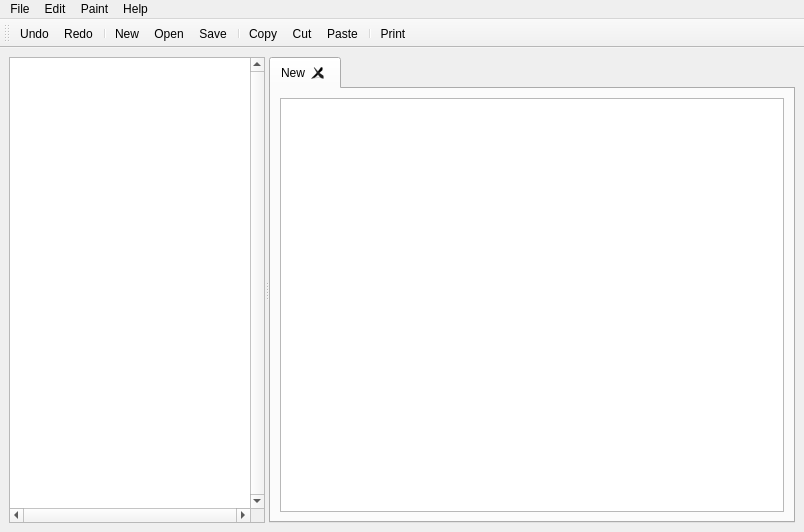
Qt form Notebook.ui (Ahmed-Al-Balochi/Notebook) before a commit.
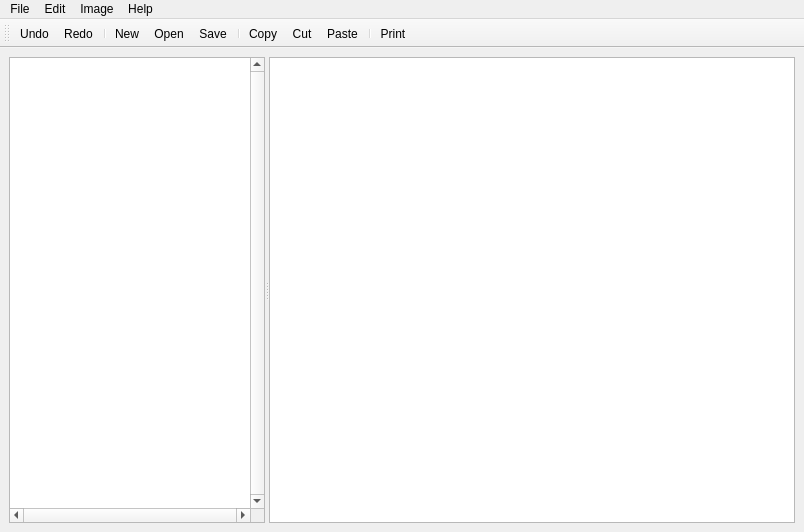
The same form after that commit. Icons and pictures are not drawn.

Commit message: added image support

```diff
--- a/Notebook.ui
+++ b/Notebook.ui
@@ -46,32 +46,13 @@
           <enum>QAbstractScrollArea::AdjustIgnored</enum>
          </property>
         </widget>
-        <widget class="QTabWidget" name="tabWidget">
+        <widget class="QTextEdit" name="textEdit">
          <property name="sizePolicy">
           <sizepolicy hsizetype="Expanding" vsizetype="Expanding">
            <horstretch>50</horstretch>
            <verstretch>0</verstretch>
           </sizepolicy>
          </property>
-         <property name="currentIndex">
-          <number>0</number>
-         </property>
-         <property name="tabsClosable">
-          <bool>true</bool>
-         </property>
-         <property name="movable">
-          <bool>true</bool>
-         </property>
-         <widget class="QWidget" name="tab">
-          <attribute name="title">
-           <string>New</string>
-          </attribute>
-          <layout class="QHBoxLayout" name="horizontalLayout">
-           <item>
-            <widget class="QTextEdit" name="textEdit"/>
-           </item>
-          </layout>
-         </widget>
         </widget>
        </widget>
       </item>
@@ -121,7 +102,7 @@
    </widget>
    <widget class="QMenu" name="menuPaint">
     <property name="title">
-     <string>Paint</string>
+     <string>Image</string>
     </property>
     <addaction name="actionStart_Painting"/>
    </widget>
```
Left out of the diff: 8 changed lines with no effect on the pictures. The commit also changes 6 other files.
